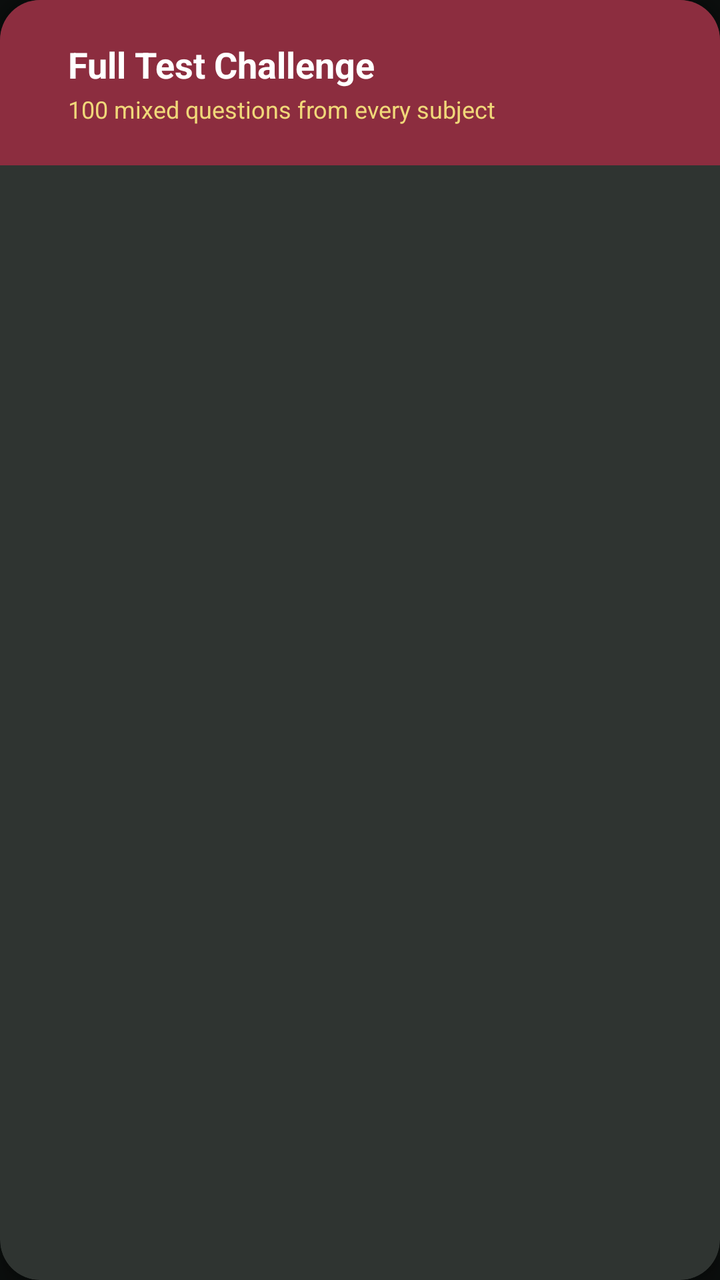
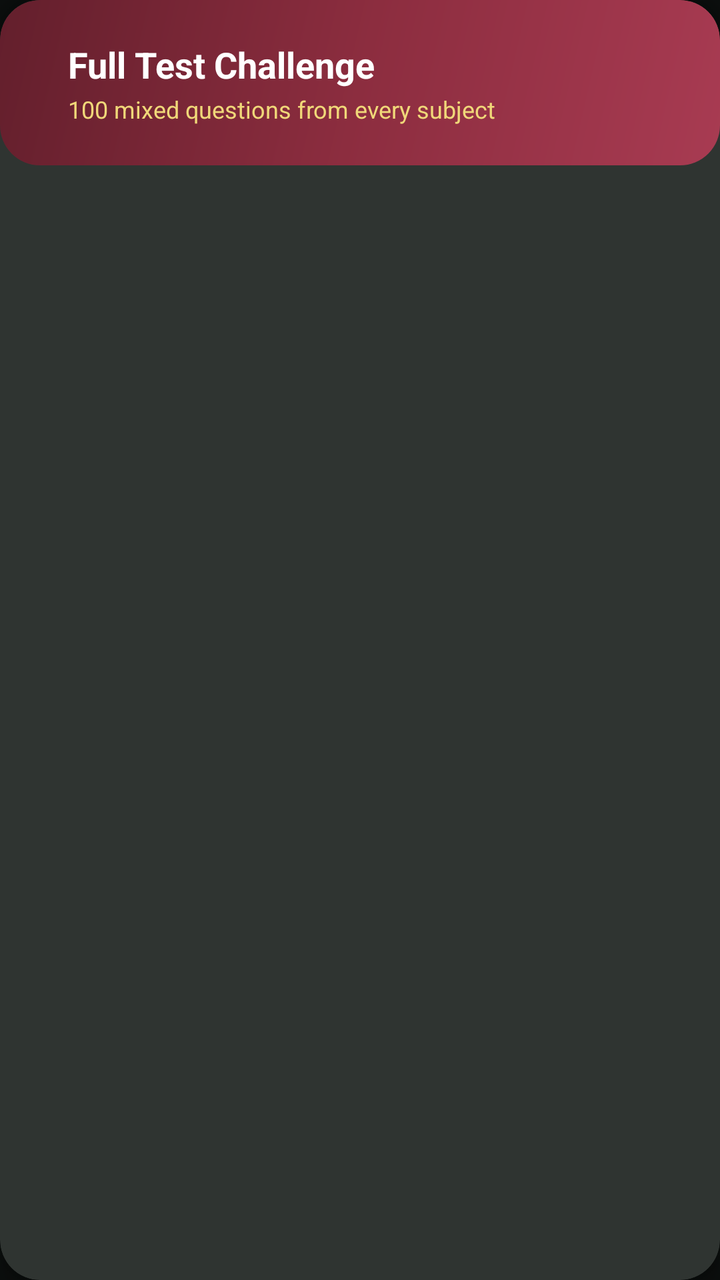

Two renders of the same Android screen: before a commit and after it. Below are the layout's source before the change and the commit's diff.
<!-- AndroidManifest.xml: application theme Theme.PakQuiz -->
<!-- res/layout/item_full_test.xml -->
<?xml version="1.0" encoding="utf-8"?>
<com.google.android.material.card.MaterialCardView xmlns:android="http://schemas.android.com/apk/res/android"
    xmlns:app="http://schemas.android.com/apk/res-auto"
    android:layout_width="match_parent"
    android:layout_height="wrap_content"
    android:layout_margin="8dp"
    app:cardCornerRadius="20dp"
    app:cardElevation="8dp">

    <LinearLayout
        android:id="@+id/fullTestBackground"
        android:layout_width="match_parent"
        android:layout_height="wrap_content"
        android:orientation="vertical"
        android:padding="20dp"
        android:background="@color/card_fulltest">

        <LinearLayout
            android:layout_width="match_parent"
            android:layout_height="wrap_content"
            android:orientation="horizontal"
            android:gravity="center_vertical">

            <TextView
                android:layout_width="wrap_content"
                android:layout_height="wrap_content"
                android:text="\uD83C\uDFC6"
                android:textSize="30sp" />

            <LinearLayout
                android:layout_width="0dp"
                android:layout_height="wrap_content"
                android:layout_weight="1"
                android:layout_marginStart="14dp"
                android:orientation="vertical">

                <TextView
                    android:layout_width="wrap_content"
                    android:layout_height="wrap_content"
                    android:text="Full Test Challenge"
                    android:textColor="@color/white"
                    android:textSize="18sp"
                    android:textStyle="bold" />

                <TextView
                    android:layout_width="wrap_content"
                    android:layout_height="wrap_content"
                    android:layout_marginTop="2dp"
                    android:text="100 mixed questions from every subject"
                    android:textColor="@color/accent_light"
                    android:textSize="12sp" />

            </LinearLayout>

        </LinearLayout>

    </LinearLayout>

</com.google.android.material.card.MaterialCardView>
<!-- resources referenced by this layout -->
<resources>
  <color name="accent_light">#F0D879</color>
  <color name="card_fulltest">#8C2D3F</color>
  <color name="white">#FFFFFF</color>
  <style name="Theme.PakQuiz" parent="Theme.MaterialComponents.NoActionBar">
          <item name="colorPrimary">@color/primary</item>
          <item name="colorPrimaryDark">@color/primary_dark</item>
          <item name="colorAccent">@color/accent</item>
          <item name="colorSurface">@color/surface</item>
          <item name="colorOnSurface">@color/text_dark</item>
          <item name="android:colorBackground">@color/background</item>
          <item name="android:windowBackground">@color/background</item>
          <item name="android:statusBarColor">@color/primary_dark</item>
          <item name="android:textColorPrimary">@color/text_dark</item>
          <item name="android:textColorSecondary">@color/text_muted</item>
      </style>
  <color name="primary">#0F5C46</color>
  <color name="primary_dark">#06120F</color>
  <color name="accent">#D4AF37</color>
  <color name="surface">#161B19</color>
  <color name="text_dark">#F2F0E8</color>
  <color name="background">#0B0E0D</color>
  <color name="text_muted">#9A9A92</color>
</resources>

<!-- the commit's change to res/layout/item_full_test.xml (unified diff, before → after) -->
@@ -13,7 +13,7 @@
         android:layout_height="wrap_content"
         android:orientation="vertical"
         android:padding="20dp"
-        android:background="@color/card_fulltest">
+        android:background="@drawable/fulltest_gradient">
 
         <LinearLayout
             android:layout_width="match_parent"
<!-- resource entries referenced after the edit -->
@@ -1,8 +1,18 @@
 <!-- resources referenced by this layout -->
 <resources>
   <color name="accent_light">#F0D879</color>
-  <color name="card_fulltest">#8C2D3F</color>
   <color name="white">#FFFFFF</color>
+  <!-- drawable fulltest_gradient (drawable) -->
+  <shape xmlns:android="http://schemas.android.com/apk/res/android"
+      android:shape="rectangle">
+      <gradient
+          android:type="linear"
+          android:angle="135"
+          android:startColor="#A83B52"
+          android:centerColor="#8C2D3F"
+          android:endColor="#631F2C" />
+      <corners android:radius="20dp" />
+  </shape>
   <style name="Theme.PakQuiz" parent="Theme.MaterialComponents.NoActionBar">
           <item name="colorPrimary">@color/primary</item>
           <item name="colorPrimaryDark">@color/primary_dark</item>
